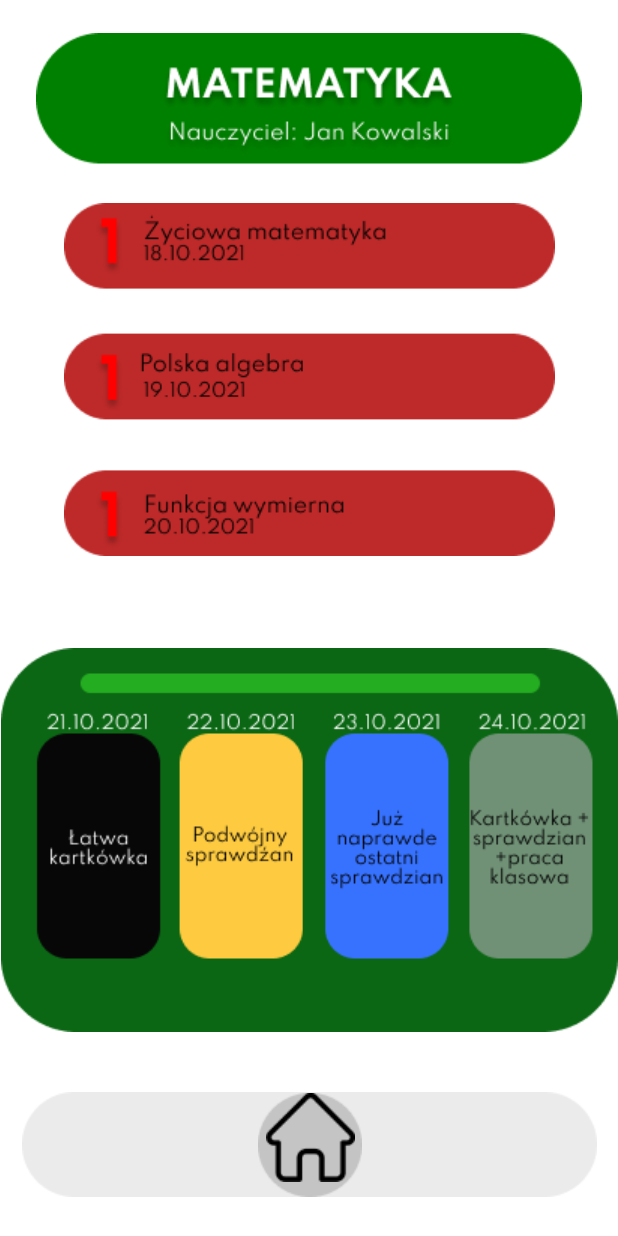
After one commit to PSPMonster/F.E.G., an Android app: the PrzedmiotMatma screen opened directly, with no data from a screen before it, on a phone screen of 412 x 824 dp. The commit adds this screen. Run offline under Robolectric (Android 15) with nearby library versions, the phone set to English and light mode, and no system bars.

Commit message:
Dodano matme

```diff
--- a/app/src/main/AndroidManifest.xml
+++ b/app/src/main/AndroidManifest.xml
@@ -9,6 +9,9 @@
         android:roundIcon="@mipmap/ic_launcher_round"
         android:supportsRtl="true"
         android:theme="@style/Theme.FEG">
+        <activity
+            android:name=".PrzedmiotMatma"
+            android:exported="false" />
         <activity
             android:name=".MainMenuActivity"
             android:exported="false" />
--- a/app/src/main/java/pl/wikdev/feg/MainMenuActivity.java
+++ b/app/src/main/java/pl/wikdev/feg/MainMenuActivity.java
@@ -28,4 +28,9 @@ public class MainMenuActivity extends AppCompatActivity {
         Intent intent1 = new Intent(this, MainMenuActivity.class);
         startActivity(intent1);
     }
+
+    public void przedmiotMat(View view) {
+        Intent intent1 = new Intent(this, PrzedmiotMatma.class);
+        startActivity(intent1);
+    }
 }
--- /dev/null
+++ b/app/src/main/java/pl/wikdev/feg/PrzedmiotMatma.java
@@ -0,0 +1,14 @@
+package pl.wikdev.feg;
+
+import androidx.appcompat.app.AppCompatActivity;
+
+import android.os.Bundle;
+
+public class PrzedmiotMatma extends AppCompatActivity {
+
+    @Override
+    protected void onCreate(Bundle savedInstanceState) {
+        super.onCreate(savedInstanceState);
+        setContentView(R.layout.activity_przedmiot_matma);
+    }
+}
--- a/app/src/main/res/layout/activity_main_menu.xml
+++ b/app/src/main/res/layout/activity_main_menu.xml
@@ -55,6 +55,7 @@
 
     <ImageButton
         android:id="@+id/searchImageButton2"
+        android:onClick="przedmiotMat"
         android:layout_width="wrap_content"
         android:layout_height="wrap_content"
         android:layout_alignParentTop="true"
--- /dev/null
+++ b/app/src/main/res/layout/activity_przedmiot_matma.xml
@@ -0,0 +1,76 @@
+<?xml version="1.0" encoding="utf-8"?>
+<androidx.constraintlayout.widget.ConstraintLayout xmlns:android="http://schemas.android.com/apk/res/android"
+    xmlns:app="http://schemas.android.com/apk/res-auto"
+    xmlns:tools="http://schemas.android.com/tools"
+    android:layout_width="match_parent"
+    android:layout_height="match_parent"
+    tools:context=".PrzedmiotMatma">
+
+    <ImageView
+        android:id="@+id/imageView13"
+        android:layout_width="wrap_content"
+        android:layout_height="wrap_content"
+        app:layout_constraintBottom_toBottomOf="parent"
+        app:layout_constraintEnd_toEndOf="parent"
+        app:layout_constraintStart_toStartOf="parent"
+        app:layout_constraintTop_toTopOf="parent"
+        app:layout_constraintVertical_bias="0.03"
+        app:srcCompat="@drawable/mathname" />
+
+    <ImageView
+        android:id="@+id/imageView14"
+        android:layout_width="wrap_content"
+        android:layout_height="wrap_content"
+        app:layout_constraintBottom_toBottomOf="parent"
+        app:layout_constraintEnd_toEndOf="parent"
+        app:layout_constraintStart_toStartOf="parent"
+        app:layout_constraintTop_toTopOf="parent"
+        app:layout_constraintVertical_bias="0.23"
+        app:srcCompat="@drawable/mathgrades" />
+
+    <ImageView
+        android:id="@+id/imageView15"
+        android:layout_width="wrap_content"
+        android:layout_height="wrap_content"
+        app:layout_constraintBottom_toBottomOf="parent"
+        app:layout_constraintEnd_toEndOf="parent"
+        app:layout_constraintStart_toStartOf="parent"
+        app:layout_constraintTop_toTopOf="parent"
+        app:layout_constraintVertical_bias="0.76"
+        app:srcCompat="@drawable/mathtests" />
+    <ImageView
+        android:id="@+id/imageView6"
+        android:layout_width="wrap_content"
+        android:layout_height="wrap_content"
+        android:layout_marginBottom="26dp"
+        app:layout_constraintBottom_toBottomOf="parent"
+        app:layout_constraintEnd_toEndOf="parent"
+        app:layout_constraintStart_toStartOf="parent"
+        app:srcCompat="@drawable/menu_background" />
+
+    <ImageView
+        android:id="@+id/imageView7"
+        android:layout_width="wrap_content"
+        android:layout_height="wrap_content"
+        app:layout_constraintBottom_toBottomOf="@+id/imageView6"
+        app:layout_constraintEnd_toEndOf="@+id/imageView6"
+        app:layout_constraintStart_toStartOf="@+id/imageView6"
+        app:layout_constraintTop_toTopOf="@+id/imageView6"
+        app:srcCompat="@drawable/kolo_main_button" />
+
+    <ImageButton
+        android:id="@+id/mainMenuButton"
+        android:onClick="backtoMenu"
+        android:layout_width="59dp"
+        android:layout_height="59dp"
+        android:layout_alignParentTop="true"
+        android:layout_alignParentRight="true"
+        android:backgroundTint="#00FFFFFF"
+        android:src="@drawable/home1"
+        app:layout_constraintBottom_toBottomOf="@+id/imageView6"
+        app:layout_constraintEnd_toEndOf="@+id/imageView7"
+        app:layout_constraintStart_toStartOf="@+id/imageView7"
+        app:layout_constraintTop_toTopOf="@+id/imageView6"
+        app:layout_constraintVertical_bias="0.09" />
+
+</androidx.constraintlayout.widget.ConstraintLayout>
```
Also changed, not shown: app/src/main/res/drawable/mathgrades.png (added), app/src/main/res/drawable/mathname.png (added), app/src/main/res/drawable/mathtests.png (added).
